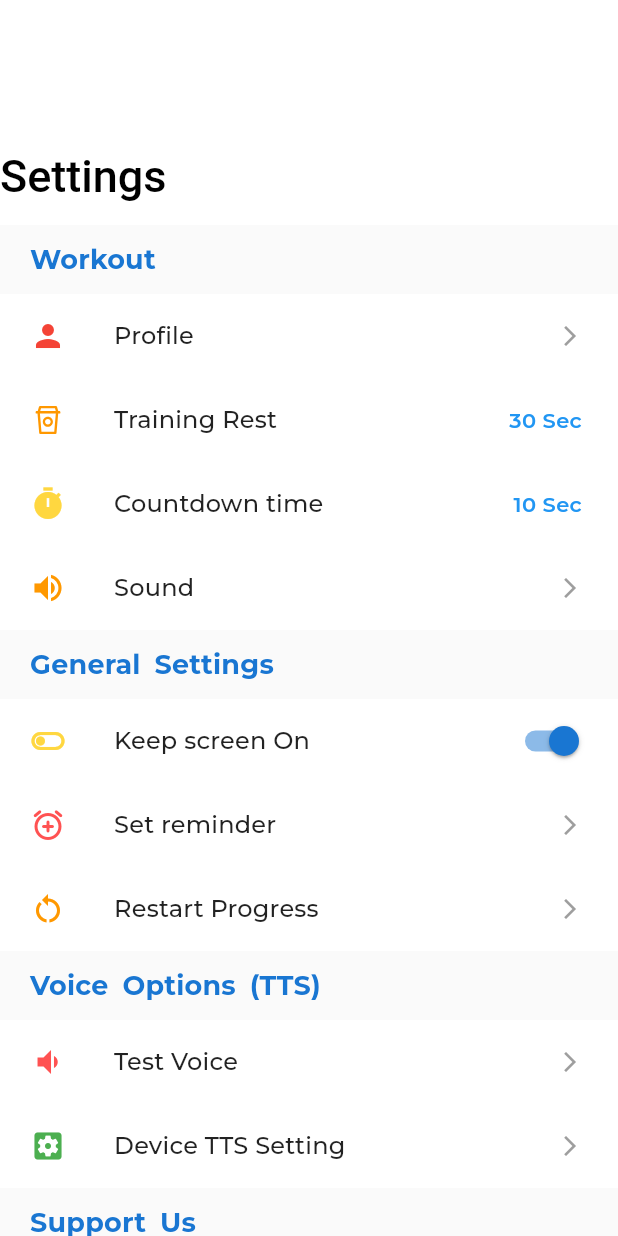
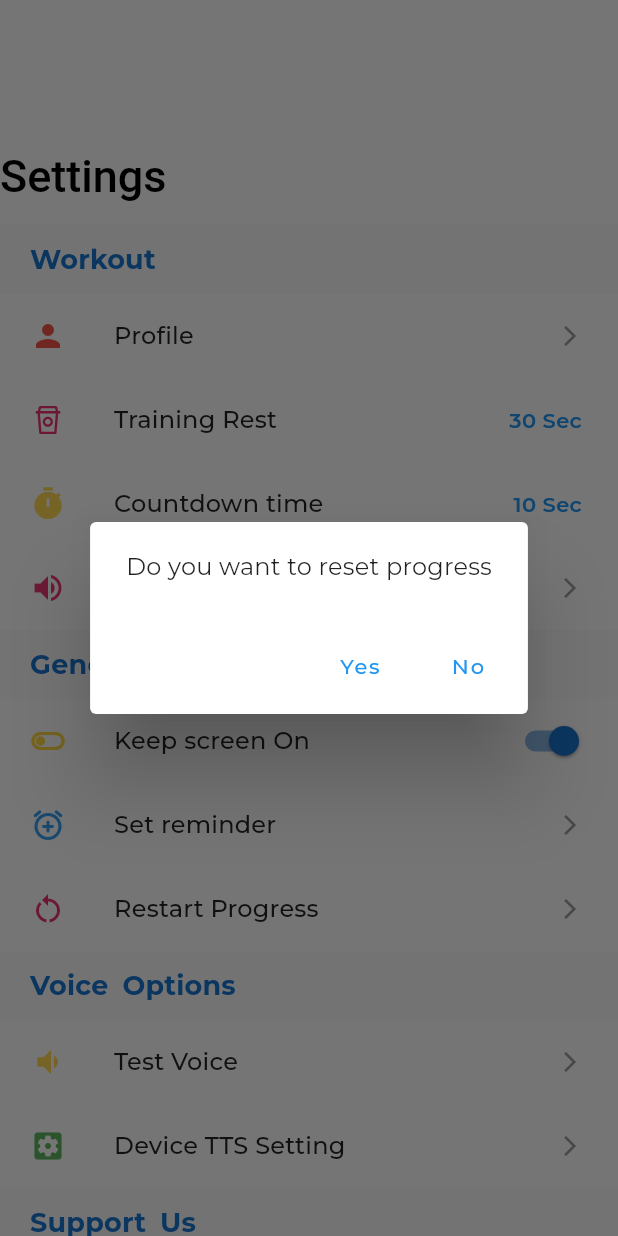
Before and after one commit to gaoypChina/home_workout_app, a Flutter app: the SettingPage screen opened by its route, after a tap on "Restart Progress", on a phone screen of 412 x 824 dp. Run offline on Flutter 3.47's test engine with Material 2 defaults, Android fonts, the phone set to English and light mode, and no system bars; our stand-ins replace confetti, connectivity_plus, device_info, eva_icons_flutter, fl_chart, flutter_bloc and 25 more; missing offline and left inert: android_intent_plus, audiofileplayer, dashed_circle, flutter_email_sender, flutter_rounded_date_picker, text_to_speech; accounts and stored records are empty.

```diff
--- a/lib/constants/constants.dart
+++ b/lib/constants/constants.dart
@@ -46,7 +46,7 @@ class Constants{
         toastLength: Toast.LENGTH_SHORT,
         gravity: ToastGravity.BOTTOM,
         timeInSecForIosWeb: 1,
-        backgroundColor: Colors.blue.withOpacity(.7),
+        backgroundColor: Colors.blue,
     //    textColor: Colors.white,
         fontSize: 16.0
     );
--- a/lib/pages/main/setting_page/reset_progress.dart
+++ b/lib/pages/main/setting_page/reset_progress.dart
@@ -1,10 +1,34 @@
 import 'package:flutter/cupertino.dart';
 import 'package:flutter/material.dart';
+import 'package:full_workout/constants/constants.dart';
+import 'package:full_workout/helper/sp_helper.dart';
+import 'package:full_workout/helper/sp_key_helper.dart';
 
 class ResetProgress extends StatelessWidget {
-
   @override
   Widget build(BuildContext context) {
-    return AlertDialog();
+    SpKey spKey = SpKey();
+    SpHelper spHelper = SpHelper();
+    Constants constants = Constants();
+    return AlertDialog(
+      content: Text("Do you want to reset progress"),
+      actions: [
+        TextButton(
+            onPressed: () async {
+              await spHelper.saveInt(spKey.fullBodyChallenge, 0);
+              await spHelper.saveInt(spKey.absChallenge, 0);
+              await spHelper.saveInt(spKey.armChallenge, 0);
+              await spHelper.saveInt(spKey.chestChallenge, 0);
+
+              constants.getToast("Progress Reset Successfully");
+
+              Navigator.of(context).pop();
+
+            },
+            child: Text("Yes")),
+        TextButton(
+            onPressed: () => Navigator.of(context).pop(), child: Text("No")),
+      ],
+    );
   }
 }
--- a/lib/pages/main/setting_page/setting_screen.dart
+++ b/lib/pages/main/setting_page/setting_screen.dart
@@ -1,3 +1,5 @@
+import 'dart:io';
+
 import 'package:android_intent_plus/android_intent.dart';
 import 'package:flutter/material.dart';
 import 'package:flutter/services.dart';
@@ -10,6 +12,7 @@ import 'package:full_workout/helper/sp_key_helper.dart';
 import 'package:full_workout/pages/main/setting_page/privacy_policy.dart';
 import 'package:full_workout/pages/main/setting_page/profile_settings_screen.dart';
 import 'package:full_workout/pages/main/setting_page/reminder_screen.dart';
+import 'package:full_workout/pages/main/setting_page/reset_progress.dart';
 import 'package:full_workout/pages/main/setting_page/sound_settings_page.dart';
 import 'package:full_workout/pages/main/setting_page/training_settings_screen.dart';
 import 'package:full_workout/pages/main/setting_page/faq_page.dart';
@@ -89,13 +92,13 @@ class _SettingPageState extends State<SettingPage> {
     List<Color> colorList = [
       Colors.red,
       Colors.green,
-      Colors.orange,
+      Colors.pink,
       Colors.amberAccent,
-      Colors.redAccent,
-      Colors.deepOrangeAccent,
-      Colors.redAccent,
+      Colors.blue,
+      Colors.green,
+      Colors.amberAccent,
       Colors.red,
-      Colors.orange,
+      Colors.purpleAccent,
       Colors.green,
     ];
 
@@ -110,7 +113,7 @@ class _SettingPageState extends State<SettingPage> {
                 wordSpacing: 4,
                 fontWeight: FontWeight.w700,
                 fontSize: 18,
-                color: Colors.blue.shade700),
+                color:isDark? Colors.blue:Colors.blue.shade700),
           ));
     }
 
@@ -267,13 +270,14 @@ class _SettingPageState extends State<SettingPage> {
                       },
                       trailing: trailingIcon),
                   CustomTile(
-                    color: colorList[2],
-                    icon: Icons.restart_alt,
-                    title: "Restart Progress",
-                    trailing: trailingIcon,
-                    onPress: () {},
-                  ),
-                  getTitle("Voice Options (TTS)"),
+                      color: colorList[2],
+                      icon: Icons.restart_alt,
+                      title: "Restart Progress",
+                      trailing: trailingIcon,
+                      onPress: () => showDialog(
+                          context: context,
+                          builder: (context) => ResetProgress())),
+                  getTitle("Voice Options"),
                   CustomTile(
                       title: "Test Voice",
                       icon: Icons.volume_down,
@@ -326,7 +330,17 @@ class _SettingPageState extends State<SettingPage> {
                     icon: Icons.star,
                     title: "5 star Ratting",
                     trailing: trailingIcon,
-                    onPress: () {},
+                    onPress: () async{
+                      if (Platform.isAndroid) {
+                        AndroidIntent intent = AndroidIntent(
+                          action: 'action_view',
+                          data: 'https://play.google.com/store/apps/details?'
+                              'id=com.google.android.apps.myapp',
+                          arguments: {'authAccount': "currentUserEmail"},
+                        );
+                        await intent.launch();
+                      }
+                    },
                   ),
                   getTitle("About us"),
                   CustomTile(
@@ -377,7 +391,7 @@ class _SettingPageState extends State<SettingPage> {
                     padding: const EdgeInsets.all(12.0),
                     child: Center(
                       child: Text(
-                        "Version 1.0.0",
+                        "Version "+constants.versionNumber,
                         style: TextStyle(fontSize: 14,color: Colors.grey),
                       ),
                     ),
@@ -413,7 +427,7 @@ class CustomTile extends StatelessWidget {
         contentPadding: EdgeInsets.only(left: 20, right: 24),
         leading: Icon(
           icon,
-          color: color,
+          color: color.withOpacity(.9),
         ),
         onTap: onPress,
         title: Text(
--- a/lib/pages/workout_page/pause_page.dart
+++ b/lib/pages/workout_page/pause_page.dart
@@ -61,7 +61,7 @@ class StopPage extends StatelessWidget {
                       .height * .4,
                   width: double.infinity,
                   child: SvgPicture.asset(
-                    "assets/other/bee.svg",
+                    "assets/other/rest.svg",
                   ),
                 ),
                 Spacer(),
--- a/lib/pages/workout_page/quit_page.dart
+++ b/lib/pages/workout_page/quit_page.dart
@@ -115,7 +115,7 @@ class _QuitPageState extends State<QuitPage> {
                       .height * .3,
                   width: double.infinity,
                   child: SvgPicture.asset(
-                    "assets/other/bee.svg",
+                    "assets/other/rest.svg",
                   ),
                 ),
                 Spacer(),
--- a/lib/pages/workout_page/report_page.dart
+++ b/lib/pages/workout_page/report_page.dart
@@ -1,4 +1,3 @@
-import 'dart:async';
 import 'dart:io';
 import 'dart:math';
 
@@ -72,7 +71,7 @@ class _MyAppState extends State<ReportScreen> {
           widget.tag == spKey.chestChallenge) {
         print(widget.tag.toString() + " : tag");
         print(widget.tagValue.toString() + " : tagValue");
-        int currVal = await spHelper.loadInt(widget.tag);
+        int currVal = await spHelper.loadInt(widget.tag) ?? 0;
         spHelper.saveInt(widget.tag, currVal + 1);
       } else {
         spHelper.saveString(widget.tag, widget.dateTime);
--- a/lib/widgets/active_goal.dart
+++ b/lib/widgets/active_goal.dart
@@ -22,9 +22,9 @@ class _ActiveGoalState extends State<ActiveGoal> {
 
   List<Workout> workoutList = [];
   List<ActiveDay> activeDayList = [];
-  int completed;
-  int daySelected;
-  int trainingDay;
+  int completed = 0;
+  int daySelected = 0;
+  int trainingDay = 0;
   bool isGoalSet = true;
 
   _loadData() async {
--- a/lib/widgets/workout_card.dart
+++ b/lib/widgets/workout_card.dart
@@ -31,7 +31,7 @@ class WorkoutCard extends StatelessWidget {
     double height = MediaQuery.of(context).size.height;
     getLastDate() {
       return FutureBuilder(
-        future: SpHelper().loadString(title),
+        future: SpHelper().loadString(tag),
         builder: (context, snapShot) {
           print("Last Date : ${snapShot.data}");
           if (snapShot.hasData) {
```
Also changed, not shown: lib/pages/main/explore_page/workout_time_line.dat.dart (+8 -6 lines), lib/pages/main/home_page/home_page.dart (+13 -14 lines), lib/pages/workout_page/exercise_list_page.dart (+12 -2 lines), lib/widgets/achivement.dart (+6 -5 lines), assets/other/bee1.svg (renamed from assets/other/bee.svg), assets/other/rest.svg (added), assets/weight_tracker.jpg (deleted).
